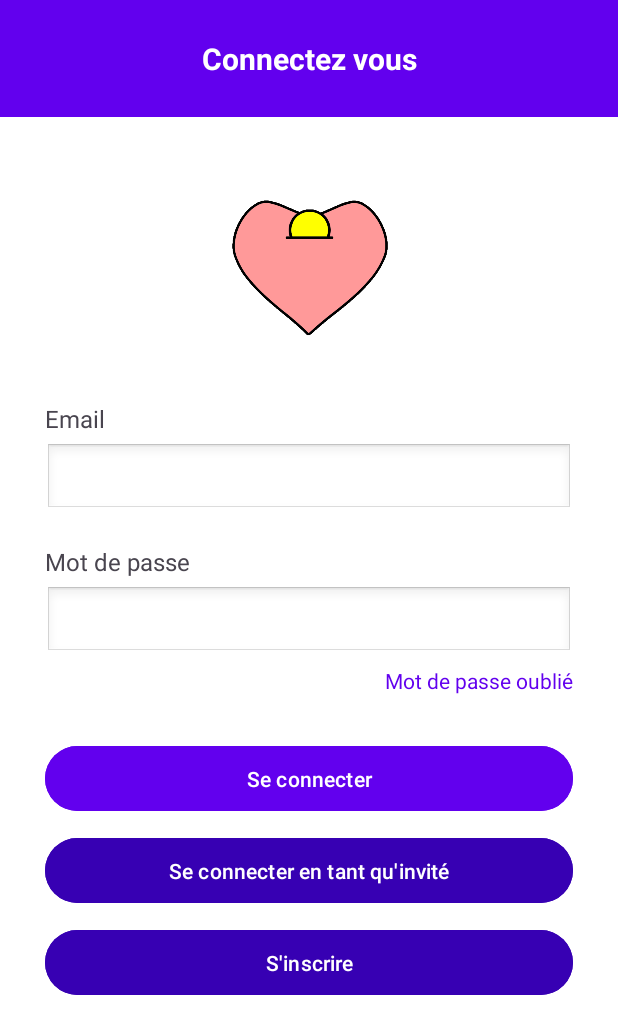
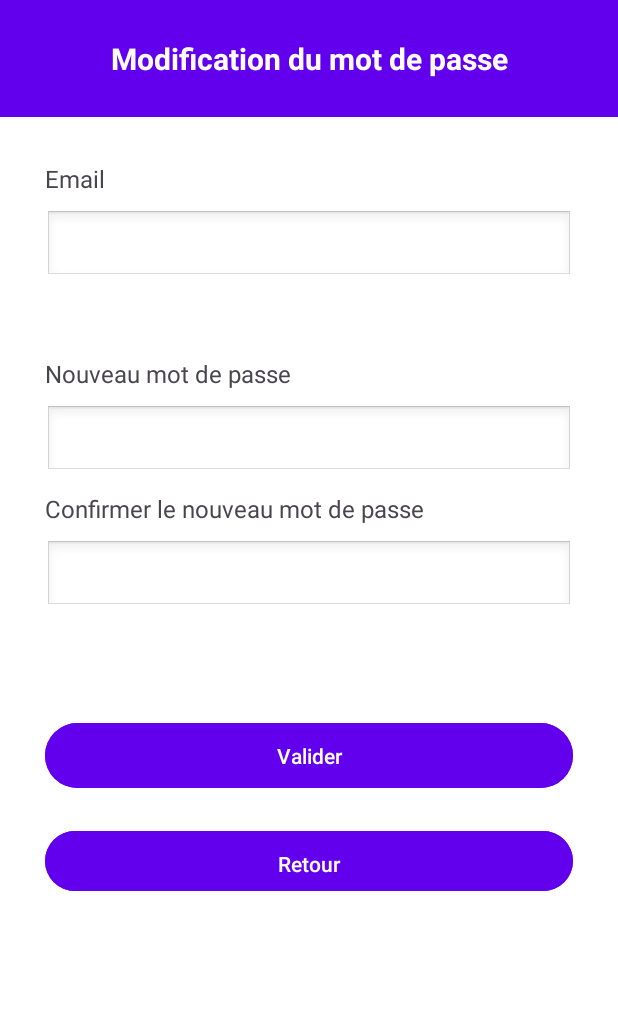
Before and after one commit to vico37/ProjetSaeDon, an Android app: the screen it shows after launch (LoginActivity before the commit, ForgotPasswordActivity after it), after a tap on "Mot de passe oublié", on a phone screen of 412 x 824 dp. Shown: the top 1034 px of the screen. Run offline under Robolectric (Android 15) with nearby library versions, the phone set to English and light mode, and no system bars.

Commit message:
Ajout du ForgotPassword

```diff
--- a/app/src/main/AndroidManifest.xml
+++ b/app/src/main/AndroidManifest.xml
@@ -14,6 +14,11 @@
         android:supportsRtl="true"
         android:theme="@style/Theme.ProjetSaeDon"
         tools:targetApi="31" >
+        <activity android:name="iut.dam.projetsaedon.admin.AdminActivity"
+            android:exported="true" />
+        <activity
+            android:name="iut.dam.projetsaedon.login.ForgotPasswordActivity"
+            android:exported="true" />
         <activity
             android:name="iut.dam.projetsaedon.register.RegisterActivity"
             android:exported="true" />
@@ -22,6 +27,7 @@
             android:exported="true" />
         <activity
             android:name=".splash.SplashActivity"
+
             android:exported="true">
             <intent-filter>
                 <action android:name="android.intent.action.MAIN" />
--- /dev/null
+++ b/app/src/main/java/iut/dam/projetsaedon/login/ForgotPasswordActivity.java
@@ -0,0 +1,64 @@
+package iut.dam.projetsaedon.login;
+
+import androidx.appcompat.app.AppCompatActivity;
+
+import android.os.Bundle;
+import android.view.View;
+import android.widget.Button;
+import android.widget.EditText;
+import android.widget.Toast;
+
+import iut.dam.projetsaedon.R;
+
+public class ForgotPasswordActivity extends AppCompatActivity {
+
+    private EditText editTextEmail;
+    private EditText editTextPassword;
+    private EditText editTextPasswordConfirm;
+    private Button buttonValide;
+    private Button buttonRetour;
+
+    @Override
+    protected void onCreate(Bundle savedInstanceState) {
+        super.onCreate(savedInstanceState);
+        setContentView(R.layout.activity_forgot_password);
+
+        editTextEmail = findViewById(R.id.editTextEmail);
+        editTextPassword = findViewById(R.id.editTextPassword);
+        editTextPasswordConfirm = findViewById(R.id.editTextPasswordConfirm);
+        buttonValide = findViewById(R.id.buttonValide);
+        buttonRetour = findViewById(R.id.buttonRetour);
+
+        buttonValide.setOnClickListener(new View.OnClickListener() {
+            @Override
+            public void onClick(View view) {
+                String email = editTextEmail.getText().toString().trim();
+                String newPassword = editTextPassword.getText().toString().trim();
+                String confirmPassword = editTextPasswordConfirm.getText().toString().trim();
+
+                if(email.isEmpty() || newPassword.isEmpty() || confirmPassword.isEmpty()) {
+                    Toast.makeText(ForgotPasswordActivity.this,
+                            "Veuillez remplir tous les champs.",
+                            Toast.LENGTH_SHORT).show();
+                    return;
+                }
+                if(!newPassword.equals(confirmPassword)) {
+                    Toast.makeText(ForgotPasswordActivity.this,
+                            "Les mots de passe ne correspondent pas.",
+                            Toast.LENGTH_SHORT).show();
+                    return;
+                }
+                Toast.makeText(ForgotPasswordActivity.this,
+                        "Un email de réinitialisation a été envoyé à " + email,
+                        Toast.LENGTH_LONG).show();
+            }
+        });
+
+        buttonRetour.setOnClickListener(new View.OnClickListener() {
+            @Override
+            public void onClick(View view) {
+                finish();
+            }
+        });
+    }
+}
--- a/app/src/main/java/iut/dam/projetsaedon/login/LoginActivity.java
+++ b/app/src/main/java/iut/dam/projetsaedon/login/LoginActivity.java
@@ -12,9 +12,10 @@ import android.widget.EditText;
 import android.widget.TextView;
 import android.widget.Toast;
 
-import iut.dam.projetsaedon.AdminActivity;
+
 import iut.dam.projetsaedon.MainActivity;
 import iut.dam.projetsaedon.R;
+import iut.dam.projetsaedon.admin.AdminActivity;
 import iut.dam.projetsaedon.register.RegisterActivity;
 
 import org.json.JSONObject;
@@ -88,9 +89,7 @@ public class LoginActivity extends AppCompatActivity {
         textViewForgotPassword.setOnClickListener(new View.OnClickListener() {
             @Override
             public void onClick(View view) {
-                Toast.makeText(LoginActivity.this,
-                        "Aller vers la récupération de mot de passe (à implémenter)",
-                        Toast.LENGTH_SHORT).show();
+                startActivity(new Intent(LoginActivity.this, ForgotPasswordActivity.class));
             }
         });
     }
--- /dev/null
+++ b/app/src/main/res/layout/activity_forgot_password.xml
@@ -0,0 +1,105 @@
+<?xml version="1.0" encoding="utf-8"?>
+<LinearLayout
+    xmlns:android="http://schemas.android.com/apk/res/android"
+    xmlns:app="http://schemas.android.com/apk/res-auto"
+    xmlns:tools="http://schemas.android.com/tools"
+    android:id="@+id/main"
+    android:layout_width="match_parent"
+    android:layout_height="match_parent"
+    android:background="@color/white"
+    android:orientation="vertical"
+    tools:context=".login.ForgotPasswordActivity">
+
+    <!-- Titre de la page de modification du mot de passe -->
+    <TextView
+        android:id="@+id/textViewConnexionTitre"
+        android:layout_width="match_parent"
+        android:layout_height="wrap_content"
+        android:text="Modification du mot de passe"
+        android:background="@color/violetPrimary"
+        android:padding="25dp"
+        android:textColor="@color/white"
+        android:textStyle="bold"
+        android:textAlignment="center"
+        android:textSize="20sp" />
+
+    <!-- Formulaire centré -->
+    <LinearLayout
+        android:layout_width="match_parent"
+        android:layout_height="550dp"
+        android:gravity="center"
+        android:orientation="vertical"
+        android:padding="30dp">
+
+        <TextView
+            android:layout_width="match_parent"
+            android:layout_height="wrap_content"
+            android:paddingBottom="10dp"
+            android:text="@string/email"
+            android:textSize="16sp" />
+
+        <EditText
+            android:id="@+id/editTextEmail"
+            android:layout_width="match_parent"
+            android:layout_height="wrap_content"
+            android:background="@android:drawable/edit_text"
+            android:inputType="textEmailAddress"
+            android:padding="10dp"
+            android:layout_marginBottom="40dp" />
+
+        <TextView
+            android:layout_width="match_parent"
+            android:layout_height="wrap_content"
+            android:paddingBottom="10dp"
+            android:paddingTop="10dp"
+            android:text="@string/nouveau_mot_au_passe"
+            android:textSize="16sp" />
+
+        <EditText
+            android:id="@+id/editTextPassword"
+            android:layout_width="match_parent"
+            android:layout_height="wrap_content"
+            android:background="@android:drawable/edit_text"
+            android:inputType="textPassword"
+            android:padding="10dp" />
+
+        <TextView
+            android:layout_width="match_parent"
+            android:layout_height="wrap_content"
+            android:paddingBottom="10dp"
+            android:paddingTop="10dp"
+            android:text="@string/confirmer_le_nouveau_mot_de_passe"
+            android:textSize="16sp" />
+
+        <EditText
+            android:id="@+id/editTextPasswordConfirm"
+            android:layout_width="match_parent"
+            android:layout_height="wrap_content"
+            android:background="@android:drawable/edit_text"
+            android:inputType="textPassword"
+            android:padding="10dp" />
+
+        <Button
+            android:id="@+id/buttonValide"
+            android:layout_width="match_parent"
+            android:layout_height="wrap_content"
+            android:layout_gravity="center"
+            android:layout_marginTop="70dp"
+            android:layout_marginBottom="15dp"
+            android:backgroundTint="@color/violetPrimary"
+            android:padding="12dp"
+            android:text="@string/valider"
+            android:textColor="@android:color/white" />
+
+        <Button
+            android:id="@+id/buttonRetour"
+            android:layout_width="match_parent"
+            android:layout_height="wrap_content"
+            android:layout_gravity="center"
+            android:layout_marginTop="5dp"
+            android:backgroundTint="@color/violetPrimary"
+            android:padding="12dp"
+            android:text="@string/retour"
+            android:textColor="@android:color/white" />
+    </LinearLayout>
+</LinearLayout>
--- a/app/src/main/res/values/strings.xml
+++ b/app/src/main/res/values/strings.xml
@@ -15,4 +15,8 @@
     <string name="mobile" >Mobile</string>
     <string name="valider_inscription" >Valider inscription</string>
     <string name="adresse" >Code Postal</string>
+    <string name="nouveau_mot_au_passe" >Nouveau mot de passe</string>
+    <string name="confirmer_le_nouveau_mot_de_passe" >Confirmer le nouveau mot de passe</string>
+    <string name="valider" >Valider</string>
+    <string name="retour" >Retour</string>
 </resources>
```
Also changed, not shown: app/src/main/res/layout/activity_admin.xml (added, +61 -0 lines).
